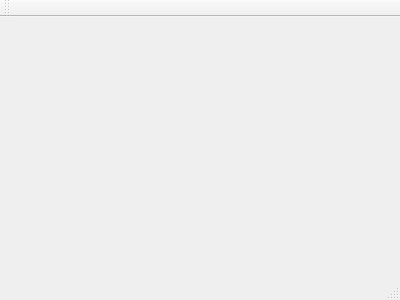
Qt form qt/simuLift/mainwindow.ui (liricliu/simuLift) before a commit.
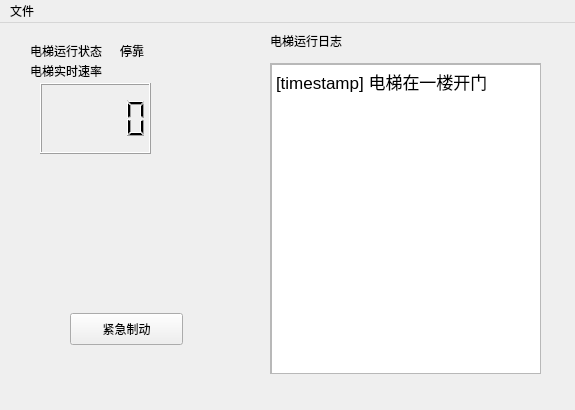
The same form after that commit.

Commit message: 界面画好了

```diff
--- a/qt/simuLift/mainwindow.ui
+++ b/qt/simuLift/mainwindow.ui
@@ -1,24 +1,158 @@
 <ui version="4.0">
  <class>MainWindow</class>
- <widget class="QMainWindow" name="MainWindow" >
-  <property name="geometry" >
+ <widget class="QMainWindow" name="MainWindow">
+  <property name="geometry">
    <rect>
     <x>0</x>
     <y>0</y>
-    <width>400</width>
-    <height>300</height>
+    <width>575</width>
+    <height>410</height>
    </rect>
   </property>
   <property name="windowTitle" >
    <string>MainWindow</string>
   </property>
-  <widget class="QMenuBar" name="menuBar" />
-  <widget class="QToolBar" name="mainToolBar" />
-  <widget class="QWidget" name="centralWidget" />
-  <widget class="QStatusBar" name="statusBar" />
+  <widget class="QWidget" name="centralWidget">
+   <widget class="QLabel" name="label">
+    <property name="geometry">
+     <rect>
+      <x>30</x>
+      <y>20</y>
+      <width>81</width>
+      <height>16</height>
+     </rect>
+    </property>
+    <property name="text">
+     <string>电梯运行状态</string>
+    </property>
+   </widget>
+   <widget class="QLabel" name="label_2">
+    <property name="geometry">
+     <rect>
+      <x>120</x>
+      <y>20</y>
+      <width>60</width>
+      <height>16</height>
+     </rect>
+    </property>
+    <property name="text">
+     <string>停靠</string>
+    </property>
+   </widget>
+   <widget class="QLabel" name="label_3">
+    <property name="geometry">
+     <rect>
+      <x>30</x>
+      <y>40</y>
+      <width>81</width>
+      <height>16</height>
+     </rect>
+    </property>
+    <property name="text">
+     <string>电梯实时速率</string>
+    </property>
+   </widget>
+   <widget class="QLCDNumber" name="lcdNumber">
+    <property name="geometry">
+     <rect>
+      <x>40</x>
+      <y>60</y>
+      <width>111</width>
+      <height>71</height>
+     </rect>
+    </property>
+   </widget>
+   <widget class="QScrollArea" name="scrollArea">
+    <property name="geometry">
+     <rect>
+      <x>270</x>
+      <y>40</y>
+      <width>271</width>
+      <height>311</height>
+     </rect>
+    </property>
+    <property name="widgetResizable">
+     <bool>true</bool>
+    </property>
+    <widget class="QWidget" name="scrollAreaWidgetContents">
+     <property name="geometry">
+      <rect>
+       <x>0</x>
+       <y>0</y>
+       <width>269</width>
+       <height>309</height>
+      </rect>
+     </property>
+     <widget class="QTextBrowser" name="textBrowser">
+      <property name="geometry">
+       <rect>
+        <x>0</x>
+        <y>0</y>
+        <width>271</width>
+        <height>311</height>
+       </rect>
+      </property>
+      <property name="html">
+       <string>&lt;!DOCTYPE HTML PUBLIC &quot;-//W3C//DTD HTML 4.0//EN&quot; &quot;http://www.w3.org/TR/REC-html40/strict.dtd&quot;&gt;
+&lt;html&gt;&lt;head&gt;&lt;meta name=&quot;qrichtext&quot; content=&quot;1&quot; /&gt;&lt;style type=&quot;text/css&quot;&gt;
+p, li { white-space: pre-wrap; }
+&lt;/style&gt;&lt;/head&gt;&lt;body style=&quot; font-family:'.AppleSystemUIFont'; font-size:13pt; font-weight:400; font-style:normal;&quot;&gt;
+&lt;p style=&quot; margin-top:0px; margin-bottom:0px; margin-left:0px; margin-right:0px; -qt-block-indent:0; text-indent:0px;&quot;&gt;[timestamp] 电梯在一楼开门&lt;/p&gt;&lt;/body&gt;&lt;/html&gt;</string>
+      </property>
+     </widget>
+    </widget>
+   </widget>
+   <widget class="QLabel" name="label_4">
+    <property name="geometry">
+     <rect>
+      <x>270</x>
+      <y>10</y>
+      <width>81</width>
+      <height>16</height>
+     </rect>
+    </property>
+    <property name="text">
+     <string>电梯运行日志</string>
+    </property>
+   </widget>
+   <widget class="QPushButton" name="pushButton">
+    <property name="geometry">
+     <rect>
+      <x>70</x>
+      <y>290</y>
+      <width>113</width>
+      <height>32</height>
+     </rect>
+    </property>
+    <property name="text">
+     <string>紧急制动</string>
+    </property>
+   </widget>
+  </widget>
+  <widget class="QMenuBar" name="menuBar">
+   <property name="geometry">
+    <rect>
+     <x>0</x>
+     <y>0</y>
+     <width>575</width>
+     <height>24</height>
+    </rect>
+   </property>
+   <widget class="QMenu" name="menu">
+    <property name="title">
+     <string>文件</string>
+    </property>
+    <addaction name="actionu"/>
+   </widget>
+   <addaction name="menu"/>
+  </widget>
+  <action name="actionu">
+   <property name="text">
+    <string>Export</string>
+   </property>
+  </action>
  </widget>
- <layoutDefault spacing="6" margin="11" />
- <pixmapfunction></pixmapfunction>
+ <layoutdefault spacing="6" margin="11"/>
  <resources/>
  <connections/>
 </ui>
```
Left out of the diff: 3 changed lines with no effect on the pictures. The commit also changes 1 other file.
